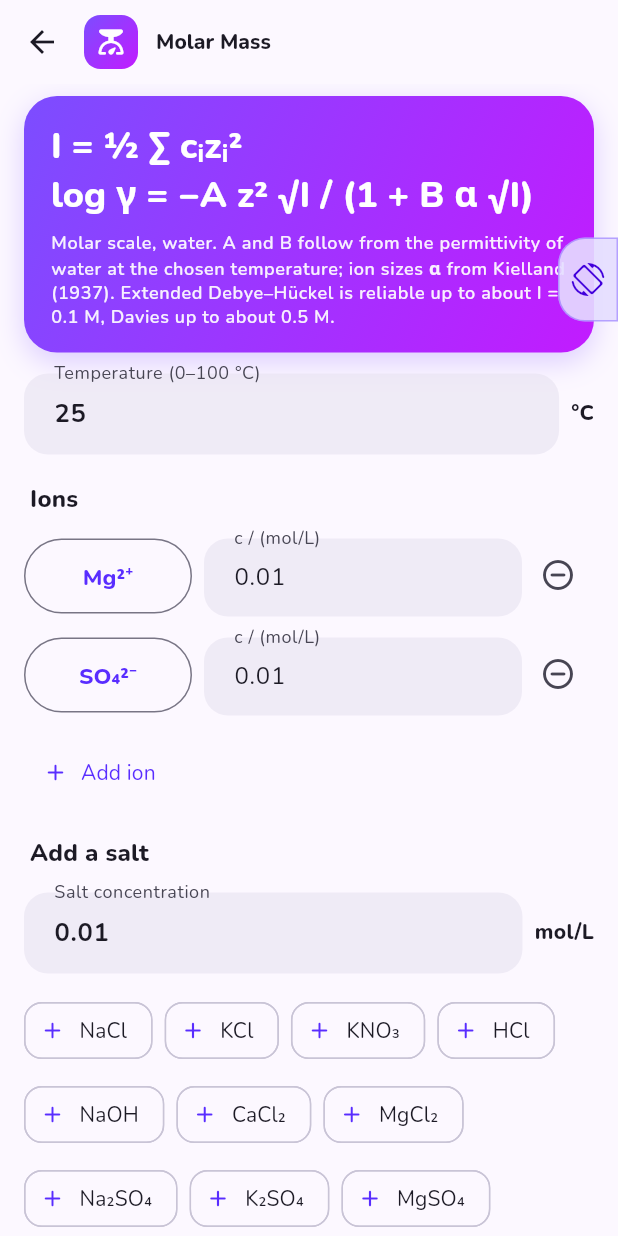
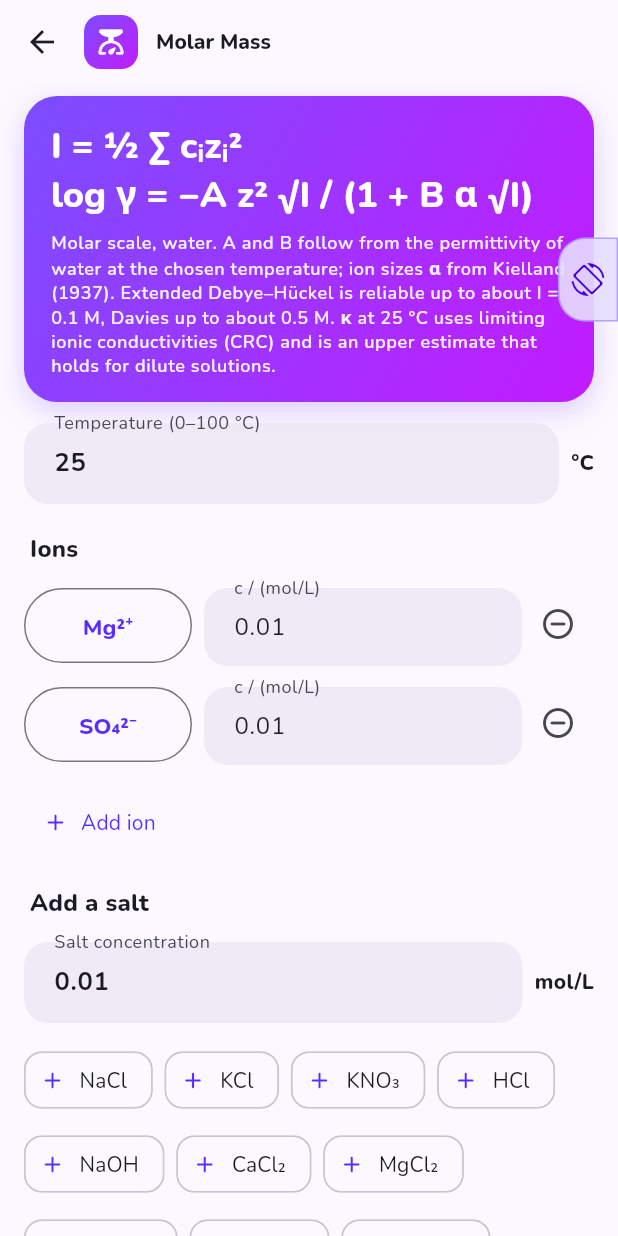
Before and after one commit to unilker/kimyasalhesapmakinesi, a Flutter app: the ActivityScreen screen opened directly with sample values from the repository, on a phone screen of 412 x 824 dp. Run offline on Flutter 3.47's test engine with Material 3 defaults, Android fonts, the phone set to English and light mode, and no system bars; our stand-ins replace shared_preferences; accounts and stored records are empty.

Commit message:
Kohlrausch conductivity and transport numbers in the activity tool
Adds limiting ionic conductivities at 25 °C (Vanýsek, CRC; only ions
that agree with an independent compilation) and shows κ = Σ|z|λ°c and
the transport numbers next to the ionic strength. Tested against the
measured Λ° of nine electrolytes (within 0.15 %), 1 mM KCl, the
resistivity of pure water (18.2 MΩ·cm) and t(K⁺) in KCl.

Co-Authored-By: Claude Opus 5.5 <noreply@anthropic.com>
Claude-Session: https://claude.ai/code/session_01Fw3wyMMiNRrJqs5XBBGjGL

```diff
--- /dev/null
+++ b/lib/core/conductivity.dart
@@ -0,0 +1,54 @@
+/// Limiting ionic conductivities in water at 25 °C, per equivalent
+/// (λ°(1/z Xᶻ), S cm² mol⁻¹), from P. Vanýsek, "Ionic conductivity and
+/// diffusion at infinite dilution", CRC Handbook of Chemistry and Physics.
+/// Only ions whose values agree with an independent compilation are listed.
+const Map<String, double> limitingEquivalentConductivity = {
+  'H⁺': 349.65,
+  'Li⁺': 38.66,
+  'Na⁺': 50.08,
+  'K⁺': 73.48,
+  'Rb⁺': 77.8,
+  'Cs⁺': 77.2,
+  'NH₄⁺': 73.5,
+  'Ag⁺': 61.9,
+  'Mg²⁺': 53.0,
+  'Ca²⁺': 59.47,
+  'Ba²⁺': 63.6,
+  'Cu²⁺': 53.6,
+  'Zn²⁺': 52.8,
+  'La³⁺': 69.7,
+  'OH⁻': 198,
+  'F⁻': 55.4,
+  'Cl⁻': 76.31,
+  'Br⁻': 78.1,
+  'I⁻': 76.8,
+  'NO₃⁻': 71.42,
+  'ClO₄⁻': 67.3,
+  'HCO₃⁻': 44.5,
+  'CH₃COO⁻': 40.9,
+  'SO₄²⁻': 80.0,
+  'HPO₄²⁻': 57,
+  'Fe(CN)₆³⁻': 100.9,
+  'Fe(CN)₆⁴⁻': 110.4,
+};
+
+/// Kohlrausch's law of independent migration at infinite dilution:
+/// κ = Σ |zᵢ| λ°ᵢ cᵢ. Concentrations in mol/L; returns κ in S/m, or null
+/// when an ion has no tabulated λ°.
+double? kohlrauschConductivity(Iterable<(String formula, int z, double c)> ions) {
+  var s = 0.0;
+  for (final (f, z, c) in ions) {
+    final l = limitingEquivalentConductivity[f];
+    if (l == null) return null;
+    // S cm² mol⁻¹ × mol L⁻¹ = 1e-4 m² × 1e3 m⁻³ S = 0.1 S/m
+    s += z.abs() * l * c * 0.1;
+  }
+  return s;
+}
+
+/// Transport (transference) numbers tᵢ = |zᵢ|λ°ᵢcᵢ / Σ at infinite dilution.
+List<double>? transportNumbers(List<(String formula, int z, double c)> ions) {
+  final total = kohlrauschConductivity(ions);
+  if (total == null || total == 0) return null;
+  return [for (final (f, z, c) in ions) z.abs() * limitingEquivalentConductivity[f]! * c * 0.1 / total];
+}
--- a/lib/ui/strings.dart
+++ b/lib/ui/strings.dart
@@ -519,9 +519,11 @@ class S {
   // Ionic strength & activity
   static const activityNote = Bi(
     'Molar scale, water. A and B follow from the permittivity of water at the chosen temperature; ion sizes α from Kielland (1937). '
-        'Extended Debye–Hückel is reliable up to about I = 0.1 M, Davies up to about 0.5 M.',
+        'Extended Debye–Hückel is reliable up to about I = 0.1 M, Davies up to about 0.5 M. '
+        'κ at 25 °C uses limiting ionic conductivities (CRC) and is an upper estimate that holds for dilute solutions.',
     'Molar ölçek, su. A ve B, seçilen sıcaklıkta suyun dielektrik sabitinden hesaplanır; iyon boyutları α Kielland (1937). '
-        'Genişletilmiş Debye–Hückel yaklaşık I = 0,1 M’ye, Davies yaklaşık 0,5 M’ye kadar güvenilirdir.',
+        'Genişletilmiş Debye–Hückel yaklaşık I = 0,1 M’ye, Davies yaklaşık 0,5 M’ye kadar güvenilirdir. '
+        '25 °C’deki κ, sonsuz seyreltiklikteki iyon iletkenliklerinden (CRC) hesaplanır; seyreltik çözeltiler için geçerli bir üst tahmindir.',
   );
   static const temperatureC = Bi('Temperature (0–100 °C)', 'Sıcaklık (0–100 °C)');
   static const ionsLabel = Bi('Ions', 'İyonlar');
@@ -546,6 +548,8 @@ class S {
   static const errIonRow = Bi('Each ion needs a concentration ≥ 0 and a non-zero integer charge',
       'Her iyon için ≥ 0 derişim ve sıfırdan farklı tam sayı yük gerekir');
   static const errSaltConc = Bi('Enter a positive salt concentration', 'Pozitif bir tuz derişimi girin');
+  static const kohlrauschKappa = Bi('κ, Kohlrausch (25 °C, infinite dilution)', 'κ, Kohlrausch (25 °C, sonsuz seyreltik)');
+  static const transportNumber = Bi('Transport number t', 'Taşıma sayısı t');
 
   // Water
   static const waterNote = Bi(
```
Also changed, not shown: lib/ui/tools/activity_screen.dart (+10 -0 lines), 3 other files.
